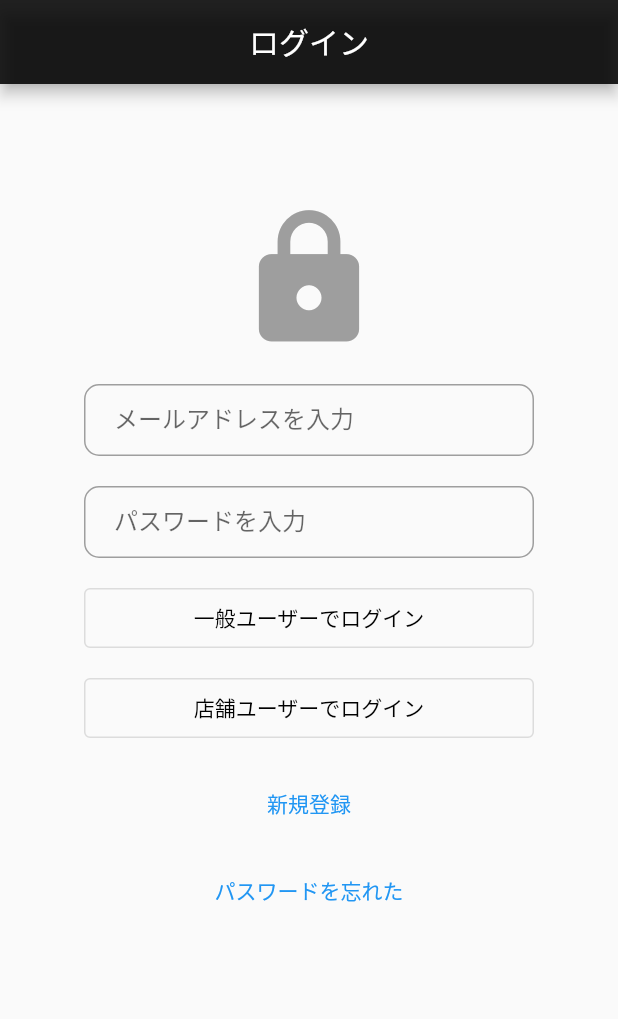
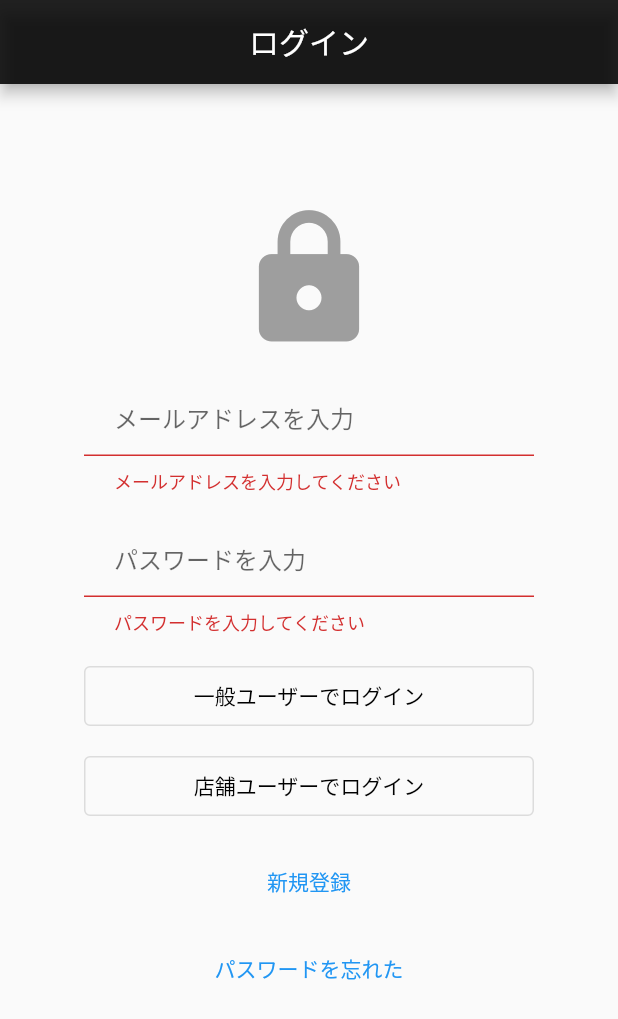
Before and after one commit to sakurakotubaki/SugaryMap, a Flutter app: the screen it shows after launch, after a tap on "一般ユーザーでログイン", on a phone screen of 412 x 824 dp. Shown: the top 1019 px of the screen. Run offline on Flutter 3.47's test engine with Material 2 defaults, Android fonts, the phone set to English and light mode, and no system bars; our stand-ins replace device_preview, flutter_riverpod, flutter_slidable, font_awesome_flutter, go_router; missing offline and left inert: flutter_carousel_slider; network calls fail.

```diff
--- a/lib/service/export/global_export.dart
+++ b/lib/service/export/global_export.dart
@@ -1,2 +1,3 @@
 export 'package:flutter/material.dart';
 export 'package:go_router/go_router.dart';
+export 'package:flutter_riverpod/flutter_riverpod.dart';
--- a/lib/service/router/router.dart
+++ b/lib/service/router/router.dart
@@ -3,6 +3,7 @@ import 'package:sugary_map/service/export/router_export.dart';
 import 'package:sugary_map/service/export/shop_nabbar_export.dart';
 import 'package:sugary_map/service/export/user_nabbar_export.dart';
 import 'package:sugary_map/service/export/router_export.dart';
+import 'package:sugary_map/ui/auth_page/pages/select_signup.dart';
 import 'package:sugary_map/ui/page/user/user_nav/mypage/order/dummy_buy.dart';
 import 'package:sugary_map/ui/page/user/user_nav/mypage/order/dummy_detail.dart';
 import 'package:sugary_map/ui/page/user/user_nav/mypage/order/dymmy_shop.dart';
@@ -38,9 +39,9 @@ final goRouterProvider = Provider<GoRouter>((ref) {
               builder: (context, state) => UserSignupPage(),
             ),
             GoRoute(
-              name: ShopSignupPage.routeName,
+              name: ShopSignUpPage.routeName,
               path: 'shop_sign_up',
-              builder: (context, state) => ShopSignupPage(),
+              builder: (context, state) => ShopSignUpPage(),
             ),
           ],
         ),
--- a/lib/ui/auth/signin_page.dart
+++ /dev/null
@@ -1,91 +0,0 @@
-import 'package:sugary_map/service/export/router_export.dart';
-
-class SignInPage extends StatefulWidget {
-  const SignInPage({Key? key}) : super(key: key);
-
-  static const routeName = 'resetPage';
-
-  @override
-  State<SignInPage> createState() => _SignInPageState();
-}
-
-class _SignInPageState extends State<SignInPage> {
-  @override
-  Widget build(BuildContext context) {
-    return Scaffold(
-      appBar: AppBar(
-        title: const Text('ログイン'),
-      ),
-      body: SingleChildScrollView(
-        child: Center(
-          child: Column(
-            mainAxisAlignment: MainAxisAlignment.center,
-            children: [
-              const SizedBox(height: 80),
-              const Icon(Icons.lock_rounded, size: 100.0, color: Colors.grey),
-              const SizedBox(height: 20),
-              SizedBox(
-                width: 300,
-                child: TextFormField(
-                  decoration: InputDecoration(
-                      contentPadding: const EdgeInsets.only(left: 20),
-                      enabledBorder: OutlineInputBorder(
-                          borderRadius: BorderRadius.circular(10),
-                          borderSide: const BorderSide(color: Colors.grey)),
-                      labelText: "メールアドレスを入力"),
-                ),
-              ),
-              const SizedBox(height: 20),
-              SizedBox(
-                width: 300,
-                child: TextFormField(
-                  decoration: InputDecoration(
-                      contentPadding: const EdgeInsets.only(left: 20),
-                      enabledBorder: OutlineInputBorder(
-                          borderRadius: BorderRadius.circular(10),
-                          borderSide: const BorderSide(color: Colors.grey)),
-                      labelText: "パスワードを入力"),
-                ),
-              ),
-              const SizedBox(height: 20),
-              SizedBox(
-                width: 300,
-                height: 40,
-                child: OutlinedButton(
-                    onPressed: () {},
-                    child: const Text(
-                      '一般ユーザーでログイン',
-                      style: TextStyle(color: Colors.black),
-                    )),
-              ),
-              const SizedBox(height: 20),
-              SizedBox(
-                width: 300,
-                height: 40,
-                child: OutlinedButton(
-                    onPressed: () {},
-                    child: const Text(
-                      '店舗ユーザーでログイン',
-                      style: TextStyle(color: Colors.black),
-                    )),
-              ),
-              const SizedBox(height: 20),
-              TextButton(
-                  onPressed: () {
-                    context.goNamed(SelectSignUp.routeName);
-                  },
-                  child: const Text('新規登録')),
-              const SizedBox(height: 10),
-              TextButton(
-                  onPressed: () {
-                    context.goNamed(ForgetPassword.routeName);
-                  },
-                  child: const Text('パスワードを忘れた')),
-              const SizedBox(height: 20),
-            ],
-          ),
-        ),
-      ),
-    );
-  }
-}
--- /dev/null
+++ b/lib/ui/auth_page/auth_validator/formstate_provider.dart
@@ -0,0 +1,11 @@
+import 'package:sugary_map/service/export/global_export.dart';
+
+final formKeyProvider = StateProvider((ref) => GlobalKey<FormState>());
+
+final emailProvider = StateProvider.autoDispose((ref) {
+  return TextEditingController(text: '');
+});
+
+final passwordProvider = StateProvider.autoDispose((ref) {
+  return TextEditingController(text: '');
+});
--- /dev/null
+++ b/lib/ui/auth_page/pages/signin_page.dart
@@ -0,0 +1,220 @@
+import 'dart:developer';
+
+import 'package:sugary_map/service/export/global_export.dart';
+import 'package:sugary_map/service/export/router_export.dart';
+import 'package:sugary_map/ui/auth_page/auth_validator/formstate_provider.dart';
+import 'package:sugary_map/ui/auth_page/auth_validator/signIn_validator.dart';
+import 'package:sugary_map/ui/auth_page/pages/forget_password.dart';
+import 'package:sugary_map/ui/auth_page/pages/select_signup.dart';
+
+class SignInPage extends ConsumerWidget {
+  const SignInPage({super.key});
+
+  static const routeName = 'signInPage';
+
+  @override
+  Widget build(BuildContext context, WidgetRef ref) {
+    final globalKey = ref.watch(formKeyProvider);
+    final _email = ref.watch(emailProvider);
+    final _password = ref.watch(passwordProvider);
+
+    return Scaffold(
+      appBar: AppBar(
+        title: const Text('ログイン'),
+      ),
+      body: SingleChildScrollView(
+        child: Center(
+          child: Form(
+            key: globalKey,
+            child: Column(
+              mainAxisAlignment: MainAxisAlignment.center,
+              children: [
+                const SizedBox(height: 80),
+                const Icon(Icons.lock_rounded, size: 100.0, color: Colors.grey),
+                const SizedBox(height: 20),
+                SizedBox(
+                  width: 300,
+                  child: TextFormField(
+                    controller: _email,
+                    validator: (value) {
+                      if (value!.isEmpty) {
+                        return 'メールアドレスを入力してください';
+                      }
+                      if (!value.contains('@')) {
+                        return '無効なメールアドレスです';
+                      }
+                      return null;
+                    },
+                    decoration: InputDecoration(
+                        contentPadding: const EdgeInsets.only(left: 20),
+                        enabledBorder: OutlineInputBorder(
+                            borderRadius: BorderRadius.circular(10),
+                            borderSide: const BorderSide(color: Colors.grey)),
+                        labelText: "メールアドレスを入力"),
+                  ),
+                ),
+                const SizedBox(height: 20),
+                SizedBox(
+                  width: 300,
+                  child: TextFormField(
+                    controller: _password,
+                    validator: (value) {
+                      if (value!.isEmpty) {
+                        return 'パスワードを入力してください';
+                      }
+                      if (value.length < 6) {
+                        return 'パスワードは6文字以上で入力してください';
+                      }
+                    },
+                    decoration: InputDecoration(
+                        contentPadding: const EdgeInsets.only(left: 20),
+                        enabledBorder: OutlineInputBorder(
+                            borderRadius: BorderRadius.circular(10),
+                            borderSide: const BorderSide(color: Colors.grey)),
+                        labelText: "パスワードを入力"),
+                  ),
+                ),
+                const SizedBox(height: 20),
+                SizedBox(
+                  width: 300,
+                  height: 40,
+                  child: OutlinedButton(
+                      onPressed: () {
+                        if (globalKey.currentState!.validate()) {
+                          log(_email.text);
+                          log(_password.text);
+                        }
+                      },
+                      child: const Text(
+                        '一般ユーザーでログイン',
+                        style: TextStyle(color: Colors.black),
+                      )),
+                ),
+                const SizedBox(height: 20),
+                SizedBox(
+                  width: 300,
+                  height: 40,
+                  child: OutlinedButton(
+                      onPressed: () {
+                        if (globalKey.currentState!.validate()) {
+                          log(_email.text);
+                        }
+                      },
+                      child: const Text(
+                        '店舗ユーザーでログイン',
+                        style: TextStyle(color: Colors.black),
+                      )),
+                ),
+                const SizedBox(height: 20),
+                TextButton(
+                    onPressed: () {
+                      context.goNamed(SelectSignUp.routeName);
+                    },
+                    child: const Text('新規登録')),
+                const SizedBox(height: 10),
+                TextButton(
+                    onPressed: () {
+                      context.goNamed(ForgetPassword.routeName);
+                    },
+                    child: const Text('パスワードを忘れた')),
+                const SizedBox(height: 20),
+              ],
+            ),
+          ),
+        ),
+      ),
+    );
+  }
+}
+
+// class SignInPage extends StatefulWidget {
+//   const SignInPage({Key? key}) : super(key: key);
+
+//   static const routeName = 'resetPage';
+
+//   @override
+//   State<SignInPage> createState() => _SignInPageState();
+// }
+
+// class _SignInPageState extends State<SignInPage> {
+//   @override
+//   Widget build(BuildContext context) {
+//     return Scaffold(
+//       appBar: AppBar(
+//         title: const Text('ログイン'),
+//       ),
+//       body: SingleChildScrollView(
+//         child: Center(
+//           child: Form(
+//             child: Column(
+//               mainAxisAlignment: MainAxisAlignment.center,
+//               children: [
+//                 const SizedBox(height: 80),
+//                 const Icon(Icons.lock_rounded, size: 100.0, color: Colors.grey),
+//                 const SizedBox(height: 20),
+//                 SizedBox(
+//                   width: 300,
+//                   child: TextFormField(
+//                     decoration: InputDecoration(
+//                         contentPadding: const EdgeInsets.only(left: 20),
+//                         enabledBorder: OutlineInputBorder(
+//                             borderRadius: BorderRadius.circular(10),
+//                             borderSide: const BorderSide(color: Colors.grey)),
+//                         labelText: "メールアドレスを入力"),
+//                   ),
+//                 ),
+//                 const SizedBox(height: 20),
+//                 SizedBox(
+//                   width: 300,
+//                   child: TextFormField(
+//                     decoration: InputDecoration(
+//                         contentPadding: const EdgeInsets.only(left: 20),
+//                         enabledBorder: OutlineInputBorder(
+//                             borderRadius: BorderRadius.circular(10),
+//                             borderSide: const BorderSide(color: Colors.grey)),
+//                         labelText: "パスワードを入力"),
+//                   ),
+//                 ),
+//                 const SizedBox(height: 20),
+//                 SizedBox(
+//                   width: 300,
+//                   height: 40,
+//                   child: OutlinedButton(
+//                       onPressed: () {},
+//                       child: const Text(
+//                         '一般ユーザーでログイン',
+//                         style: TextStyle(color: Colors.black),
+//                       )),
+//                 ),
+//                 const SizedBox(height: 20),
+//                 SizedBox(
+//                   width: 300,
+//                   height: 40,
+//                   child: OutlinedButton(
+//                       onPressed: () {},
+//                       child: const Text(
+//                         '店舗ユーザーでログイン',
+//                         style: TextStyle(color: Colors.black),
+//                       )),
+//                 ),
+//                 const SizedBox(height: 20),
+//                 TextButton(
+//                     onPressed: () {
+//                       context.goNamed(SelectSignUp.routeName);
+//                     },
+//                     child: const Text('新規登録')),
+//                 const SizedBox(height: 10),
+//                 TextButton(
+//                     onPressed: () {
+//                       context.goNamed(ForgetPassword.routeName);
+//                     },
+//                     child: const Text('パスワードを忘れた')),
+//                 const SizedBox(height: 20),
+//               ],
+//             ),
+//           ),
+//         ),
+//       ),
+//     );
+//   }
+// }
--- a/lib/ui/page/shop/shop_nav/settings/shop_settings.dart
+++ b/lib/ui/page/shop/shop_nav/settings/shop_settings.dart
@@ -1,7 +1,7 @@
 import 'package:sugary_map/constant/privacy_const.dart';
 import 'package:sugary_map/service/export/global_export.dart';
 import 'package:sugary_map/service/export/shop_nabbar_export.dart';
-import 'package:sugary_map/ui/auth/signin_page.dart';
+import 'package:sugary_map/ui/auth_page/pages/signin_page.dart';
 import 'package:sugary_map/ui/component/global/custom_divider.dart';
 import 'package:sugary_map/ui/page/shop/shop_nav/settings/accoutn/shop_mail_reset_page.dart';
 import 'package:sugary_map/ui/page/shop/shop_nav/settings/shop_account_page.dart';
--- a/lib/ui/page/user/user_nav/mypage/mypage.dart
+++ b/lib/ui/page/user/user_nav/mypage/mypage.dart
@@ -1,7 +1,7 @@
 import 'package:sugary_map/constant/privacy_const.dart';
 import 'package:sugary_map/service/export/global_export.dart';
 import 'package:sugary_map/service/export/user_nabbar_export.dart';
-import 'package:sugary_map/ui/auth/signin_page.dart';
+import 'package:sugary_map/ui/auth_page/pages/signin_page.dart';
 import 'package:sugary_map/ui/component/global/custom_divider.dart';
 import 'package:sugary_map/ui/page/shop/shop_nav/settings/shop_account_page.dart';
 import 'package:sugary_map/ui/page/user/user_nav/mypage/bookmark_page.dart';
```
Also changed, not shown: lib/service/export/router_export.dart (+4 -5 lines), lib/ui/auth/select_signup.dart (deleted, +0 -46 lines), lib/ui/auth_page/pages/select_signup.dart (added, +87 -0 lines), lib/ui/auth_page/pages/shop_signup_page.dart (renamed from lib/ui/auth/shop_signup_page.dart, +5 -5 lines), lib/ui/auth_page/auth_validator/signIn_validator.dart (added), lib/ui/auth_page/pages/forget_password.dart (renamed from lib/ui/auth/forget_password.dart), lib/ui/auth_page/pages/user_signup_page.dart (renamed from lib/ui/auth/user_signup_page.dart).
